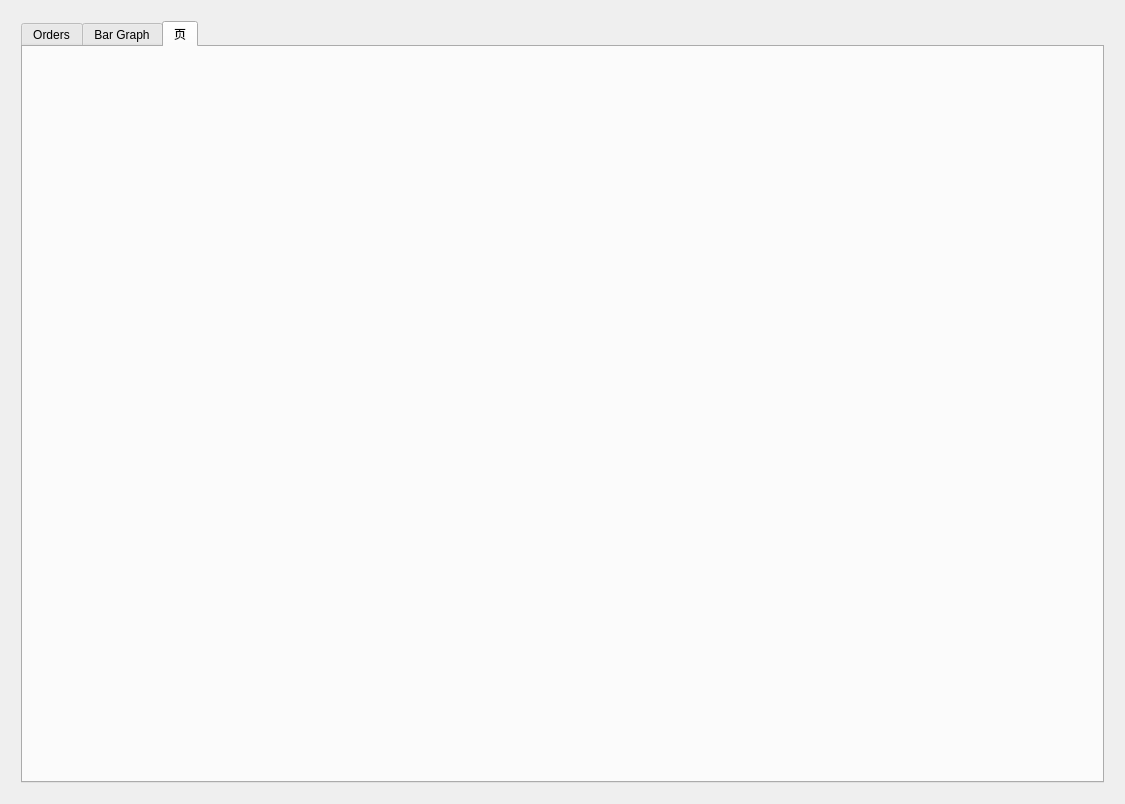
The window that src/graphdialog.ui (Mighty-A/RideHailingDataAnalyzer) describes before a commit, drawn with Qt 5.
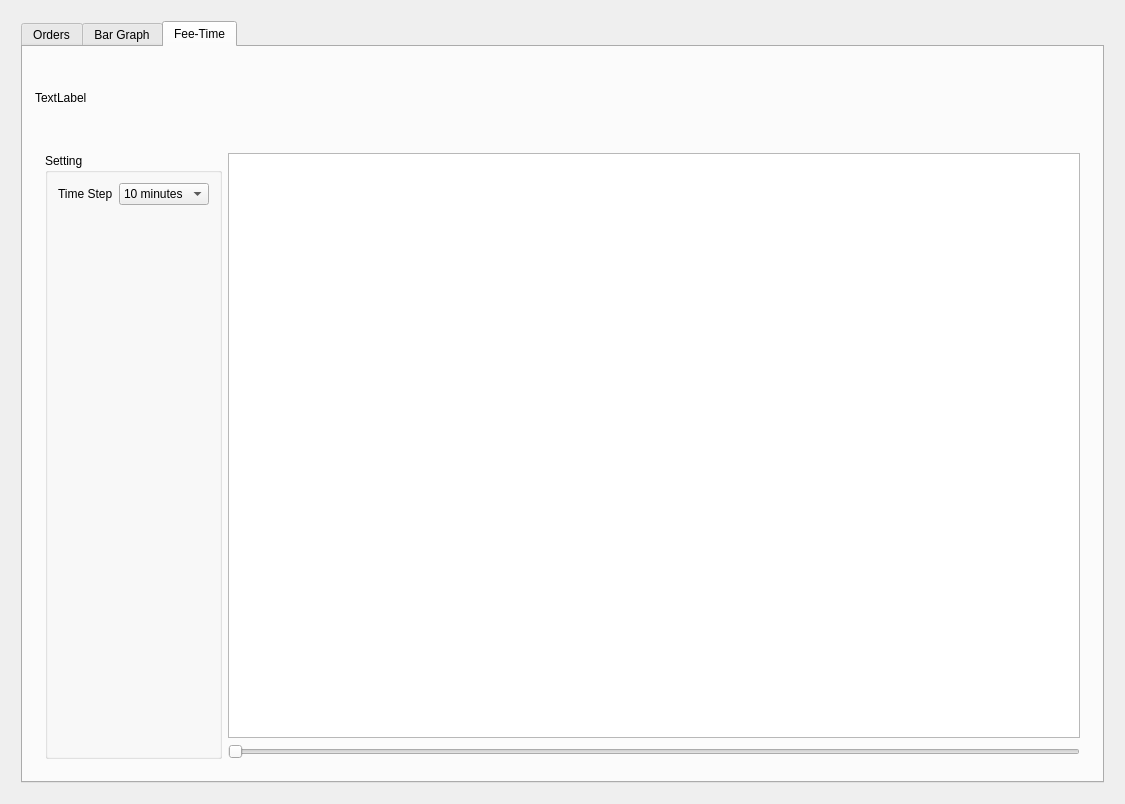
The same window after the commit. The open tabs and pages were chosen to show the change. Custom widgets are drawn as their Qt base class.

Commit message: 12.9 fee-time scatter completed

The edit to the form file:
```diff
--- a/src/graphdialog.ui
+++ b/src/graphdialog.ui
@@ -292,8 +292,119 @@
        </widget>
        <widget class="QWidget" name="tab_3">
         <attribute name="title">
-         <string>页</string>
+         <string>Fee-Time</string>
         </attribute>
+        <layout class="QVBoxLayout" name="verticalLayout_9">
+         <item>
+          <layout class="QVBoxLayout" name="verticalLayout_8" stretch="1,8">
+           <property name="leftMargin">
+            <number>3</number>
+           </property>
+           <property name="topMargin">
+            <number>3</number>
+           </property>
+           <property name="rightMargin">
+            <number>3</number>
+           </property>
+           <property name="bottomMargin">
+            <number>3</number>
+           </property>
+           <item>
+            <widget class="QLabel" name="label_2">
+             <property name="text">
+              <string>TextLabel</string>
+             </property>
+            </widget>
+           </item>
+           <item>
+            <layout class="QHBoxLayout" name="horizontalLayout_3" stretch="0,9">
+             <property name="leftMargin">
+              <number>10</number>
+             </property>
+             <property name="topMargin">
+              <number>10</number>
+             </property>
+             <property name="rightMargin">
+              <number>10</number>
+             </property>
+             <property name="bottomMargin">
+              <number>10</number>
+             </property>
+             <item>
+              <widget class="QGroupBox" name="groupBox_3">
+               <property name="title">
+                <string>Setting</string>
+               </property>
+               <layout class="QVBoxLayout" name="verticalLayout_12">
+                <property name="leftMargin">
+                 <number>10</number>
+                </property>
+                <property name="topMargin">
+                 <number>10</number>
+                </property>
+                <property name="rightMargin">
+                 <number>10</number>
+                </property>
+                <property name="bottomMargin">
+                 <number>10</number>
+                </property>
+                <item>
+                 <layout class="QFormLayout" name="formLayout_3">
+                  <item row="0" column="0">
+                   <widget class="QLabel" name="label_3">
+                    <property name="text">
+                     <string>Time Step</string>
+                    </property>
+                   </widget>
+                  </item>
+                  <item row="0" column="1">
+                   <widget class="QComboBox" name="comboBox_3">
+                    <item>
+                     <property name="text">
+                      <string>10 minutes</string>
+                     </property>
+                    </item>
+                    <item>
+                     <property name="text">
+                      <string>30 minutes</string>
+                     </property>
+                    </item>
+                    <item>
+                     <property name="text">
+                      <string>1 hour</string>
+                     </property>
+                    </item>
+                    <item>
+                     <property name="text">
+                      <string>2 hour</string>
+                     </property>
+                    </item>
+                   </widget>
+                  </item>
+                 </layout>
+                </item>
+               </layout>
+              </widget>
+             </item>
+             <item>
+              <layout class="QVBoxLayout" name="verticalLayout_11">
+               <item>
+                <widget class="QChartView" name="scatterView"/>
+               </item>
+               <item>
+                <widget class="QSlider" name="scatterSlider">
+                 <property name="orientation">
+                  <enum>Qt::Horizontal</enum>
+                 </property>
+                </widget>
+               </item>
+              </layout>
+             </item>
+            </layout>
+           </item>
+          </layout>
+         </item>
+        </layout>
        </widget>
       </widget>
      </item>
```
Left out of the diff: 30 changed lines with no effect on the pictures. The commit also changes 6 other files.
